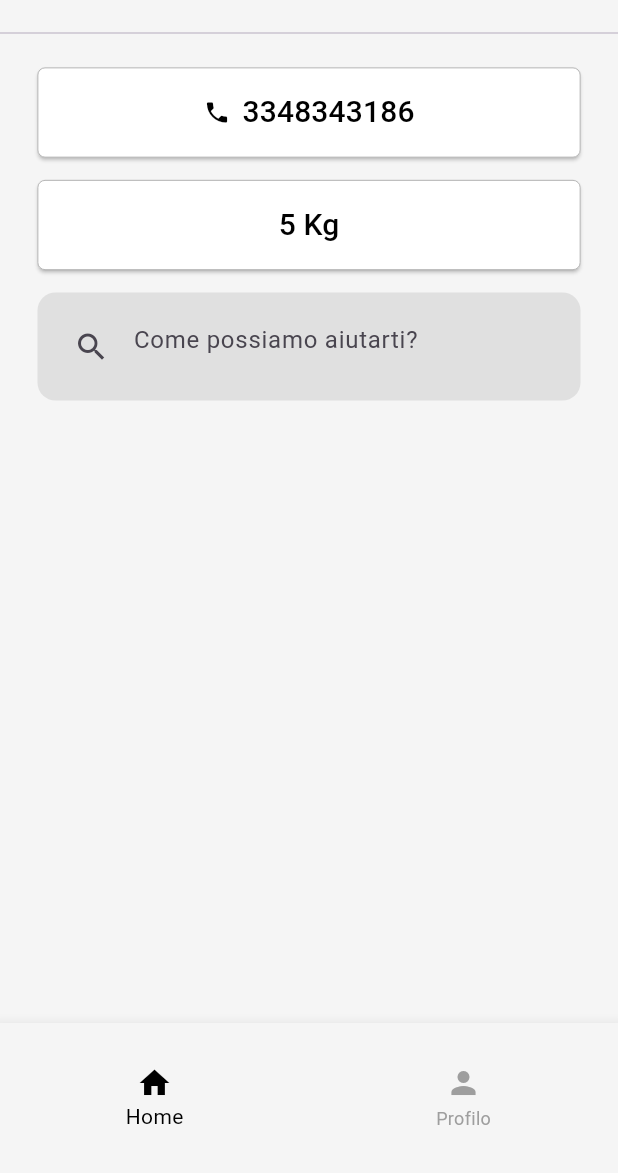
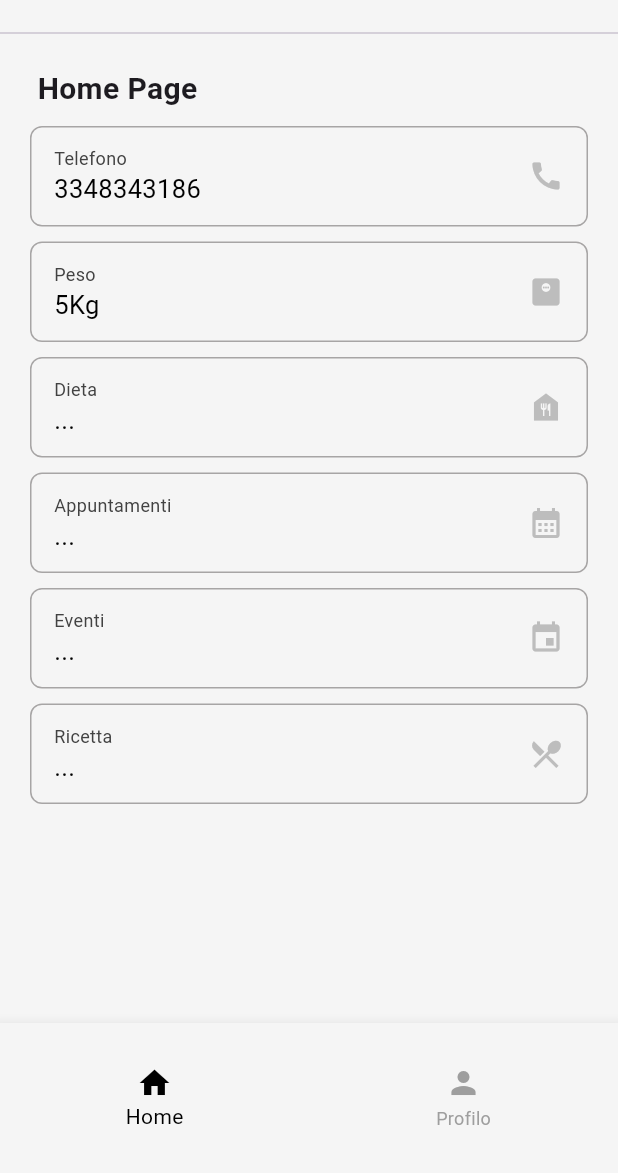
Before and after one commit to alfredocarta/MyPet, a Flutter app: the screen it shows once a user with an empty profile is signed in, on a phone screen of 412 x 824 dp, the part 63-1236 px from its top. Run offline on Flutter 3.47's test engine with Material 3 defaults, Android fonts, the phone set to English and light mode, and no system bars; our stand-ins replace cloud_firestore, firebase_auth, firebase_core, get, google_nav_bar, google_sign_in; accounts and stored records are empty.

Commit message:
home modifiche button

```diff
--- /dev/null
+++ b/lib/components/home_button.dart
@@ -0,0 +1,63 @@
+import 'package:flutter/material.dart';
+
+class HomeButton extends StatelessWidget {
+  final String sectionName;
+  final String text;
+  final IconData icon;
+  final VoidCallback onPressed;
+
+  const HomeButton({
+    required this.sectionName,
+    required this.text,
+    required this.onPressed,
+    required this.icon,
+    super.key,
+  });
+
+  @override
+  Widget build(BuildContext context) {
+    return Container(
+      decoration: BoxDecoration(
+        color: Colors.grey[100],
+        borderRadius: BorderRadius.circular(8),
+        border: Border.all(color: const Color.fromARGB(255, 167, 165, 165)),
+      ),
+      padding: const EdgeInsets.only(left: 15, bottom: 12, top: 12, right: 15),
+      margin: const EdgeInsets.only(left: 20, right: 20, top: 10, bottom: 0),
+      child: InkWell(
+        onTap: onPressed,
+        child: Row(
+          mainAxisAlignment: MainAxisAlignment.spaceBetween,
+          children: [
+            Column(
+              crossAxisAlignment: CrossAxisAlignment.start,
+              children: [
+                Text(
+                  sectionName,
+                  style: TextStyle(
+                    color: Colors.grey[800],
+                    fontSize: 12,
+                  ),
+                ),
+                Text(
+                  text,
+                  style: const TextStyle(
+                    fontStyle: FontStyle.normal,
+                    fontSize: 17,
+                    color: Colors.black,
+                  ),
+                ),
+              ],
+            ),
+
+            Icon(
+              icon, // Utilizza l'icona specificata nel parametro
+              color: Colors.grey[400],
+              size: 24,
+            ),
+          ],
+        ),
+      ),
+    );
+  }
+}
--- a/lib/components/navigazione/navigation_menu.dart
+++ b/lib/components/navigazione/navigation_menu.dart
@@ -1,5 +1,5 @@
 import 'package:app/pages/home_page.dart';
-import 'package:app/pages/profile_page.dart';
+import 'package:app/pages/profile/scheda_biografica/scheda_biografica_screen.dart';
 import 'package:firebase_auth/firebase_auth.dart';
 import 'package:flutter/material.dart';
 import 'package:get/get.dart';
@@ -65,7 +65,7 @@ class NavigationController extends GetxController {
 
   final List<Widget> screens = [
     const HomePage(),
-    const ProfilePage(),
+    const SchedaBiograficaScreen(),
   ];
 
   void changeIndex(int index) {
--- a/lib/components/phone_button.dart
+++ b/lib/components/phone_button.dart
@@ -2,7 +2,6 @@ import 'package:flutter/material.dart';
 import 'package:url_launcher/url_launcher.dart';
 
 class PhoneNumberButton extends StatelessWidget {
-
   final String phoneNumber;
 
   const PhoneNumberButton({
@@ -22,43 +21,59 @@ class PhoneNumberButton extends StatelessWidget {
   @override
   Widget build(BuildContext context) {
     return Container(
-      padding: const EdgeInsets.symmetric(horizontal: 25.0),
+      decoration: BoxDecoration(
+        color: Colors.grey[100],
+        borderRadius: BorderRadius.circular(8),
+        border: Border.all(color: const Color.fromARGB(255, 167, 165, 165)),
+      ),
+      padding: const EdgeInsets.only(left: 15, bottom: 12, top: 12, right: 15),
+      margin: const EdgeInsets.only(left: 20, right: 20, top: 10, bottom: 0),
+      child: InkWell(
+        onTap: () => _launchPhoneCall(phoneNumber),
         child: Row(
+          mainAxisAlignment: MainAxisAlignment.spaceBetween,
             children: [
-          Expanded(
-            child: ElevatedButton(
-              onPressed: () => _launchPhoneCall(phoneNumber),
-              style: ButtonStyle(
-                backgroundColor: MaterialStateProperty.all<Color>(Colors.white),
-                foregroundColor: MaterialStateProperty.all<Color>(Colors.black),
-                shape: MaterialStateProperty.all<OutlinedBorder>(
-                  RoundedRectangleBorder(
-                    borderRadius: BorderRadius.circular(5.0),
+              // section name
+              Column(
+                crossAxisAlignment: CrossAxisAlignment.start,
+                children: [
+                  Text(
+                    'Telefono',
+                    style: TextStyle(
+                      color: Colors.grey[800],
+                      fontSize: 12,
                     ),
                   ),
-              minimumSize: MaterialStateProperty.all<Size>(
-                const Size(double.infinity, 60), // Altezza del bottone
-              ),
-              side: MaterialStateProperty.all<BorderSide>(
-                const BorderSide(color: Colors.grey, width: 0.5), // Definisci il bordo nero
+                  const Text(
+                    '3348343186',
+                    style: TextStyle(
+                      fontStyle: FontStyle.normal,
+                      fontSize: 17,
+                      color: Colors.black,
                     ),
                   ),
-              child: Row(
-                mainAxisAlignment: MainAxisAlignment.center,
+
+                ],
+              ),
+
+              Icon(
+                Icons.call,
+                color: Colors.grey[400],
+              ),
+            ],
+
+          /*mainAxisAlignment: MainAxisAlignment.start,
           children: [
             const Icon(Icons.phone),
             const SizedBox(width: 8),
             Text(
               phoneNumber,
               style: const TextStyle(
-                      fontSize: 20,
+                fontSize: 17,
               ),
             ),
-                ],
+          ],*/
         ),
-            ),
-          ),
-        ],
       ),
     );
   }
--- /dev/null
+++ b/lib/components/search_bar.dart
@@ -0,0 +1,26 @@
+import 'package:flutter/material.dart';
+
+class MyWidget extends StatelessWidget {
+  const MyWidget({super.key});
+
+  @override
+  Widget build(BuildContext context) {
+    return Padding(
+      padding: const EdgeInsets.symmetric(horizontal: 25),
+      child: Container(
+        padding: const EdgeInsets.all(12),
+        decoration: BoxDecoration(
+          color: Colors.grey[300],
+          borderRadius: BorderRadius.circular(12),
+        ),
+        child: const TextField(
+          decoration: InputDecoration(
+            prefixIcon: Icon(Icons.search),
+            border: InputBorder.none,
+            hintText: 'Come possiamo aiutarti?',
+          ),
+        ),
+      ),
+    );
+  }
+}
--- a/lib/pages/home_page.dart
+++ b/lib/pages/home_page.dart
@@ -1,3 +1,4 @@
+import 'package:app/components/home_button.dart';
 import 'package:app/components/phone_button.dart';
 import 'package:app/pages/chat_page.dart';
 import 'package:flutter/material.dart';
@@ -14,71 +15,84 @@ class HomePage extends StatelessWidget {
           children: [
             const Divider(),
             const SizedBox(height: 15),
-
-            const PhoneNumberButton(
-              phoneNumber: '3348343186',
-            ),
-
-            const SizedBox(height: 15),
-
-            Container(
-              padding: const EdgeInsets.symmetric(horizontal: 25.0),
-              child: ElevatedButton(
-                onPressed: () {
-                  // Naviga alla pagina Peso
-                  Navigator.push(
-                    context,
-                    MaterialPageRoute(builder: (context) => const ChatPage()),
-                  );
-                },
-                style: ButtonStyle(
-                  backgroundColor: MaterialStateProperty.all<Color>(Colors.white),
-                  foregroundColor: MaterialStateProperty.all<Color>(Colors.black),
-                  shape: MaterialStateProperty.all<OutlinedBorder>(
-                    RoundedRectangleBorder(
-                      borderRadius: BorderRadius.circular(5.0),
-                    ),
-                  ),
-                  minimumSize: MaterialStateProperty.all<Size>(
-                    const Size(double.infinity, 60), // Altezza del bottone
-                  ),
-                  side: MaterialStateProperty.all<BorderSide>(
-                    const BorderSide(color: Colors.grey, width: 0.5), // Definisci il bordo nero
-                  ),
-                ),
-                child: const Row(
-                  mainAxisAlignment: MainAxisAlignment.center,
+            const Padding(
+              padding: EdgeInsets.only(left: 25.0),
+              child: Row(
+                mainAxisAlignment: MainAxisAlignment.start,
                 children: [
                   Text(
-                      '5 Kg',
+                    "Home Page",
                     style: TextStyle(
+                      fontWeight: FontWeight.bold,
                       fontSize: 20,
                     ),
                   ),
                 ],
               ),
             ),
+
+            const PhoneNumberButton(
+              phoneNumber: '3348343186',
             ),
 
-          const SizedBox(height: 15),
+            HomeButton(
+              sectionName: 'Peso',
+              text: '5Kg',
+              icon: Icons.monitor_weight,
+              onPressed: () {
+                Navigator.push(
+                  context,
+                  MaterialPageRoute(builder: (context) => const ChatPage()),
+                );
+              },
+            ),
 
-          // barra di ricerca
-          Padding(
-            padding: const EdgeInsets.symmetric(horizontal: 25),
-            child: Container(
-              padding: const EdgeInsets.all(12),
-              decoration: BoxDecoration(
-                color: Colors.grey[300],
-                borderRadius: BorderRadius.circular(12),
+            HomeButton(
+              sectionName: 'Dieta',
+              text: '...',
+              icon: Icons.food_bank,
+              onPressed: () {
+                Navigator.push(
+                  context,
+                  MaterialPageRoute(builder: (context) => const ChatPage()),
+                );
+              },
             ),
-              child: const TextField(
-                decoration: InputDecoration(
-                  prefixIcon: Icon(Icons.search),
-                  border: InputBorder.none,
-                  hintText: 'Come possiamo aiutarti?',
+
+            HomeButton(
+              sectionName: 'Appuntamenti',
+              text: '...',
+              icon: Icons.calendar_month,
+              onPressed: () {
+                Navigator.push(
+                  context,
+                  MaterialPageRoute(builder: (context) => const ChatPage()),
+                );
+              },
             ),
+
+            HomeButton(
+              sectionName: 'Eventi',
+              text: '...',
+              icon: Icons.event,
+              onPressed: () {
+                Navigator.push(
+                  context,
+                  MaterialPageRoute(builder: (context) => const ChatPage()),
+                );
+              },
             ),
-            ),
+
+            HomeButton(
+              sectionName: 'Ricetta',
+              text: '...',
+              icon: Icons.restaurant_menu,
+              onPressed: () {
+                Navigator.push(
+                  context,
+                  MaterialPageRoute(builder: (context) => const ChatPage()),
+                );
+              },
             ),
           ],
         ),
--- a/lib/pages/profile/scheda_biografica/scheda_biografica_screen.dart
+++ b/lib/pages/profile/scheda_biografica/scheda_biografica_screen.dart
@@ -64,16 +64,6 @@ class _SchedaBiograficaScreenState extends State<SchedaBiograficaScreen> {
   @override
   Widget build(BuildContext context) {
     return Scaffold(
-      appBar: const BackAppBar(
-        title: Row(
-          children: [
-            Text(
-              'MyPet',
-              style: TextStyle(color: Colors.black, fontWeight: FontWeight.bold),
-            ),
-          ],
-        ),
-      ),
       backgroundColor: Colors.grey[100],
       body: StreamBuilder<DocumentSnapshot>(
         stream: FirebaseFirestore.instance.collection("Users").doc(currentUser.email).snapshots(),
```
Lines whose indentation alone changed are shown as unchanged.
